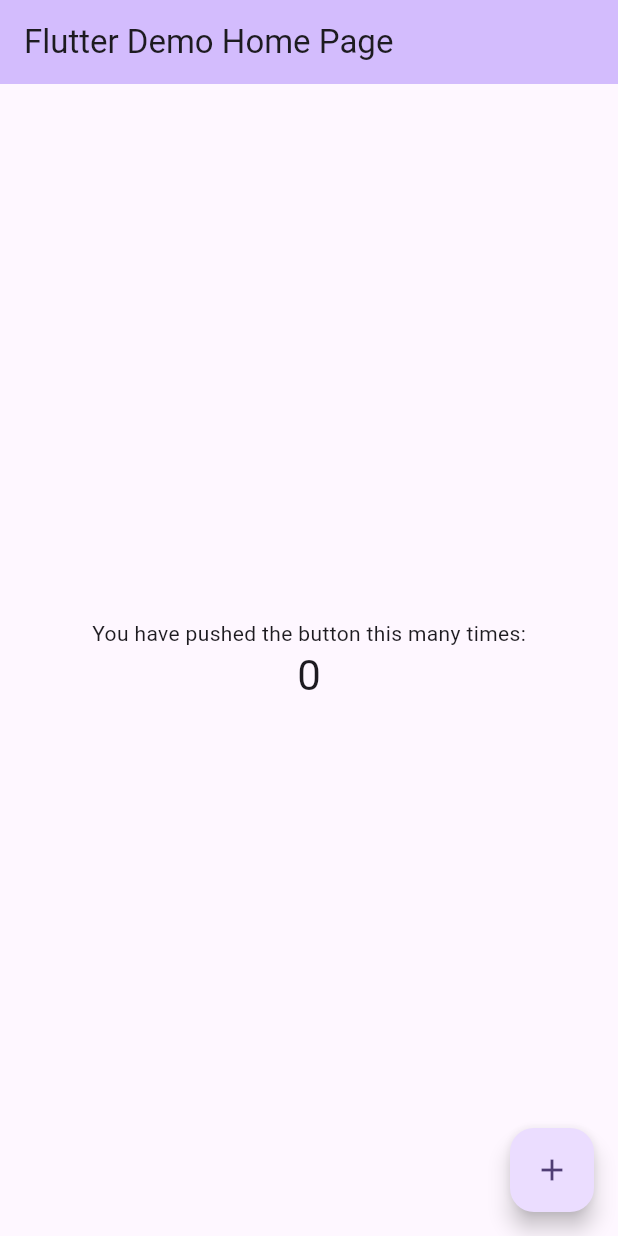
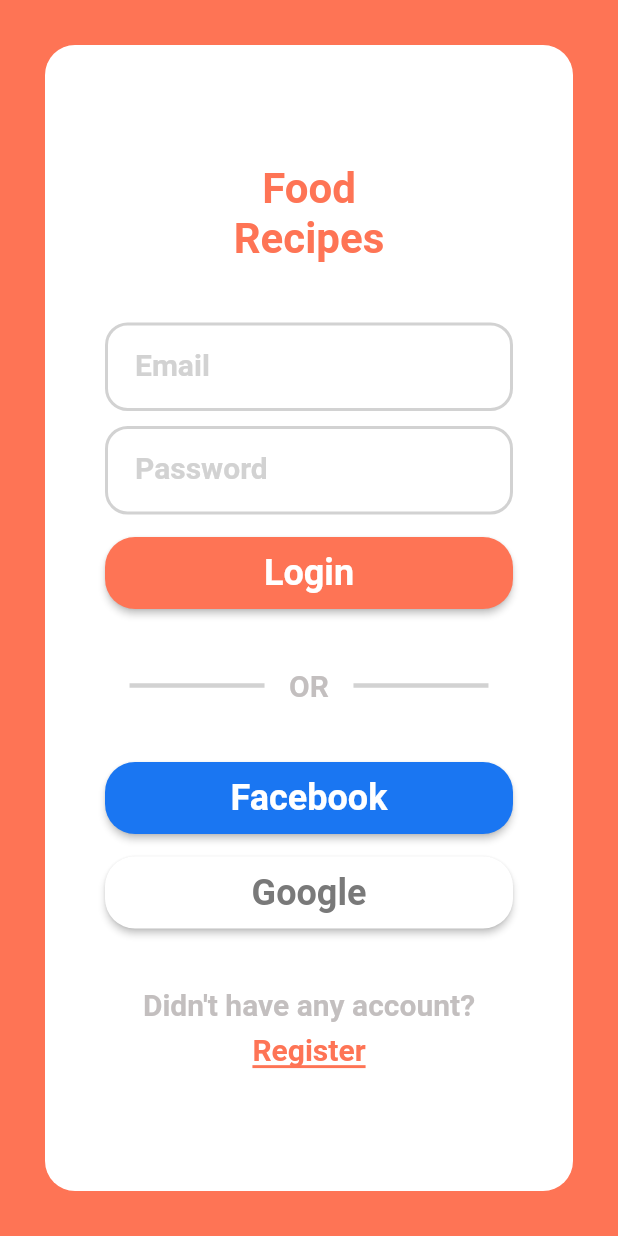
Before and after one commit to khwoat/food_recipes_app_flutter, a Flutter app: the screen it shows after launch, on a phone screen of 412 x 824 dp. Run offline on Flutter 3.47's test engine with Material 2 defaults, Android fonts, the phone set to English and light mode, and no system bars.

Commit message:
Add bloc package and Implement UI login page

```diff
--- /dev/null
+++ b/lib/constants/button_style.dart
@@ -0,0 +1,35 @@
+// ignore_for_file: constant_identifier_names, non_constant_identifier_names
+
+import 'package:flutter/material.dart';
+
+import 'colors.dart';
+import 'text_style.dart';
+
+class AppButtonStyle {
+  AppButtonStyle._();
+
+  static final ButtonStyle BASIC_BUTTON = ButtonStyle(
+    padding: const MaterialStatePropertyAll(EdgeInsets.all(10)),
+    textStyle: const MaterialStatePropertyAll(AppTextStyle.F24_BOLD),
+    shape: MaterialStatePropertyAll(
+      RoundedRectangleBorder(
+        borderRadius: BorderRadius.circular(20),
+      ),
+    ),
+  );
+
+  static final ButtonStyle ORANGE_BTN = BASIC_BUTTON.copyWith(
+    backgroundColor: const MaterialStatePropertyAll(AppColors.ORANGE_FE7455),
+    foregroundColor: const MaterialStatePropertyAll(AppColors.WHITE),
+  );
+
+  static final ButtonStyle BLUE_BTN = BASIC_BUTTON.copyWith(
+    backgroundColor: const MaterialStatePropertyAll(AppColors.BLUE_1A76F2),
+    foregroundColor: const MaterialStatePropertyAll(AppColors.WHITE),
+  );
+
+  static final ButtonStyle WHITE_BTN = BASIC_BUTTON.copyWith(
+    backgroundColor: const MaterialStatePropertyAll(AppColors.WHITE),
+    foregroundColor: const MaterialStatePropertyAll(AppColors.GREY_797979),
+  );
+}
--- /dev/null
+++ b/lib/constants/colors.dart
@@ -0,0 +1,19 @@
+// ignore_for_file: constant_identifier_names
+
+import 'package:flutter/material.dart';
+
+class AppColors {
+  AppColors._();
+
+  static const Color WHITE = Colors.white;
+
+  static const Color ORANGE_FE7455 = Color(0xFFFE7455);
+
+  static const Color GREY_D2D2D2 = Color(0xFFD2D2D2);
+  static const Color GREY_C3BFBF = Color(0xFFC3BFBF);
+  static const Color GREY_797979 = Color(0xFF797979);
+
+  static const Color BLUE_1A76F2 = Color(0xFF1A76F2);
+
+  static const Color RED = Colors.red;
+}
--- /dev/null
+++ b/lib/constants/string.dart
@@ -0,0 +1,19 @@
+// ignore_for_file: constant_identifier_names
+
+class AppString {
+  AppString._();
+
+  static const String APP_NAME = "Food\nRecipes";
+
+  static const String EMAIL_TXT_FIELD = "Email";
+  static const String PSWD_TXT_FIELD = "Password";
+
+  static const String DIDNT_HAVE_ANY_ACC_TXT = "Didn't have any account?";
+  static const String REGISTER_TXT_BTN = "Register";
+
+  static const String OR_DIVIDER = "OR";
+
+  static const String LOGIN_BTN = "Login";
+  static const String FACEBOOK_BTN = "Facebook";
+  static const String GOOGLE_BTN = "Google";
+}
--- /dev/null
+++ b/lib/constants/text_style.dart
@@ -0,0 +1,26 @@
+// ignore_for_file: constant_identifier_names
+
+import 'package:flutter/material.dart';
+
+class AppTextStyle {
+  AppTextStyle._();
+
+  static const TextStyle F20_NORMAL = TextStyle(
+    fontSize: 20,
+  );
+
+  static const TextStyle F20_BOLD = TextStyle(
+    fontSize: 20,
+    fontWeight: FontWeight.bold,
+  );
+
+  static const TextStyle F24_BOLD = TextStyle(
+    fontSize: 24,
+    fontWeight: FontWeight.bold,
+  );
+
+  static const TextStyle F28_BOLD = TextStyle(
+    fontSize: 28,
+    fontWeight: FontWeight.bold,
+  );
+}
--- a/lib/main.dart
+++ b/lib/main.dart
@@ -1,125 +1,38 @@
 import 'package:flutter/material.dart';
+import 'package:food_recipes_flutter/constants/colors.dart';
+import 'package:food_recipes_flutter/route.dart';
 
 void main() {
-  runApp(const MyApp());
+  runApp(const FoodRecipesApp());
 }
 
-class MyApp extends StatelessWidget {
-  const MyApp({super.key});
+class FoodRecipesApp extends StatelessWidget {
+  const FoodRecipesApp({super.key});
 
-  // This widget is the root of your application.
   @override
   Widget build(BuildContext context) {
-    return MaterialApp(
-      title: 'Flutter Demo',
-      theme: ThemeData(
-        // This is the theme of your application.
-        //
-        // TRY THIS: Try running your application with "flutter run". You'll see
-        // the application has a blue toolbar. Then, without quitting the app,
-        // try changing the seedColor in the colorScheme below to Colors.green
-        // and then invoke "hot reload" (save your changes or press the "hot
-        // reload" button in a Flutter-supported IDE, or press "r" if you used
-        // the command line to start the app).
-        //
-        // Notice that the counter didn't reset back to zero; the application
-        // state is not lost during the reload. To reset the state, use hot
-        // restart instead.
-        //
-        // This works for code too, not just values: Most code changes can be
-        // tested with just a hot reload.
-        colorScheme: ColorScheme.fromSeed(seedColor: Colors.deepPurple),
-        useMaterial3: true,
+    return GestureDetector(
+      onTap: () => FocusManager.instance.primaryFocus?.unfocus(),
+      child: MaterialApp(
+        debugShowCheckedModeBanner: false,
+        initialRoute: AppRoute.SPLASH_PAGE,
+        routes: AppRoute.allRoutes(context),
+        theme: ThemeData(
+          colorScheme: const ColorScheme(
+            brightness: Brightness.light,
+            background: AppColors.WHITE,
+            onBackground: AppColors.ORANGE_FE7455,
+            primary: AppColors.ORANGE_FE7455,
+            onPrimary: AppColors.WHITE,
+            secondary: AppColors.ORANGE_FE7455,
+            onSecondary: AppColors.WHITE,
+            error: AppColors.RED,
+            onError: AppColors.WHITE,
+            surface: AppColors.ORANGE_FE7455,
+            onSurface: AppColors.WHITE,
+          ),
+        ),
       ),
-      home: const MyHomePage(title: 'Flutter Demo Home Page'),
     );
   }
 }
-
-class MyHomePage extends StatefulWidget {
-  const MyHomePage({super.key, required this.title});
-
-  // This widget is the home page of your application. It is stateful, meaning
-  // that it has a State object (defined below) that contains fields that affect
-  // how it looks.
-
-  // This class is the configuration for the state. It holds the values (in this
-  // case the title) provided by the parent (in this case the App widget) and
-  // used by the build method of the State. Fields in a Widget subclass are
-  // always marked "final".
-
-  final String title;
-
-  @override
-  State<MyHomePage> createState() => _MyHomePageState();
-}
-
-class _MyHomePageState extends State<MyHomePage> {
-  int _counter = 0;
-
-  void _incrementCounter() {
-    setState(() {
-      // This call to setState tells the Flutter framework that something has
-      // changed in this State, which causes it to rerun the build method below
-      // so that the display can reflect the updated values. If we changed
-      // _counter without calling setState(), then the build method would not be
-      // called again, and so nothing would appear to happen.
-      _counter++;
-    });
-  }
-
-  @override
-  Widget build(BuildContext context) {
-    // This method is rerun every time setState is called, for instance as done
-    // by the _incrementCounter method above.
-    //
-    // The Flutter framework has been optimized to make rerunning build methods
-    // fast, so that you can just rebuild anything that needs updating rather
-    // than having to individually change instances of widgets.
-    return Scaffold(
-      appBar: AppBar(
-        // TRY THIS: Try changing the color here to a specific color (to
-        // Colors.amber, perhaps?) and trigger a hot reload to see the AppBar
-        // change color while the other colors stay the same.
-        backgroundColor: Theme.of(context).colorScheme.inversePrimary,
-        // Here we take the value from the MyHomePage object that was created by
-        // the App.build method, and use it to set our appbar title.
-        title: Text(widget.title),
-      ),
-      body: Center(
-        // Center is a layout widget. It takes a single child and positions it
-        // in the middle of the parent.
-        child: Column(
-          // Column is also a layout widget. It takes a list of children and
-          // arranges them vertically. By default, it sizes itself to fit its
-          // children horizontally, and tries to be as tall as its parent.
-          //
-          // Column has various properties to control how it sizes itself and
-          // how it positions its children. Here we use mainAxisAlignment to
-          // center the children vertically; the main axis here is the vertical
-          // axis because Columns are vertical (the cross axis would be
-          // horizontal).
-          //
-          // TRY THIS: Invoke "debug painting" (choose the "Toggle Debug Paint"
-          // action in the IDE, or press "p" in the console), to see the
-          // wireframe for each widget.
-          mainAxisAlignment: MainAxisAlignment.center,
-          children: <Widget>[
-            const Text(
-              'You have pushed the button this many times:',
-            ),
-            Text(
-              '$_counter',
-              style: Theme.of(context).textTheme.headlineMedium,
-            ),
-          ],
-        ),
-      ),
-      floatingActionButton: FloatingActionButton(
-        onPressed: _incrementCounter,
-        tooltip: 'Increment',
-        child: const Icon(Icons.add),
-      ), // This trailing comma makes auto-formatting nicer for build methods.
-    );
-  }
-}
--- /dev/null
+++ b/lib/pages/dashboard_page.dart
@@ -0,0 +1,10 @@
+import 'package:flutter/material.dart';
+
+class DashboardPage extends StatelessWidget {
+  const DashboardPage({super.key});
+
+  @override
+  Widget build(BuildContext context) {
+    return Container();
+  }
+}
--- /dev/null
+++ b/lib/pages/favorite_page.dart
@@ -0,0 +1,10 @@
+import 'package:flutter/material.dart';
+
+class FavoritePage extends StatelessWidget {
+  const FavoritePage({super.key});
+
+  @override
+  Widget build(BuildContext context) {
+    return Container();
+  }
+}
--- /dev/null
+++ b/lib/pages/login_page.dart
@@ -0,0 +1,200 @@
+import 'package:flutter/material.dart';
+import 'package:food_recipes_flutter/constants/button_style.dart';
+import 'package:food_recipes_flutter/constants/colors.dart';
+import 'package:food_recipes_flutter/constants/string.dart';
+import 'package:food_recipes_flutter/constants/text_style.dart';
+
+import '../widgets/app_card.dart';
+
+class LoginPage extends StatelessWidget {
+  const LoginPage({super.key});
+
+  @override
+  Widget build(BuildContext context) {
+    return Scaffold(
+      resizeToAvoidBottomInset: false,
+      backgroundColor: AppColors.ORANGE_FE7455,
+      appBar: AppBar(toolbarHeight: 0.0),
+      body: Center(
+        child: AppCard(
+          margin: const EdgeInsets.all(30),
+          padding: const EdgeInsets.symmetric(
+            vertical: 40,
+            horizontal: 40,
+          ),
+          child: Column(
+            mainAxisAlignment: MainAxisAlignment.spaceEvenly,
+            children: [
+              Text(
+                AppString.APP_NAME,
+                textAlign: TextAlign.center,
+                style: AppTextStyle.F28_BOLD.copyWith(
+                  color: AppColors.ORANGE_FE7455,
+                ),
+              ),
+              _getEmailPswdForm(context),
+              _getDivider(context),
+              _getFacebookGoogleBtn(context),
+              _getRegisterModule(context)
+            ],
+          ),
+        ),
+      ),
+    );
+  }
+
+  Widget _getTextFormField(BuildContext context, String label) {
+    return TextFormField(
+      decoration: InputDecoration(
+        contentPadding: const EdgeInsets.symmetric(
+          vertical: 20,
+          horizontal: 20,
+        ),
+        label: Text(label),
+        labelStyle: AppTextStyle.F20_BOLD.copyWith(
+          color: AppColors.GREY_D2D2D2,
+        ),
+        floatingLabelStyle: AppTextStyle.F20_NORMAL.copyWith(
+          color: AppColors.ORANGE_FE7455,
+        ),
+        enabledBorder: OutlineInputBorder(
+          borderRadius: BorderRadius.circular(15),
+          borderSide: const BorderSide(
+            color: AppColors.GREY_D2D2D2,
+            width: 2,
+          ),
+        ),
+        focusedBorder: OutlineInputBorder(
+          borderRadius: BorderRadius.circular(15),
+          borderSide: const BorderSide(
+            color: AppColors.ORANGE_FE7455,
+            width: 2,
+          ),
+        ),
+      ),
+    );
+  }
+
+  // Login form (by email and password)
+  Widget _getEmailPswdForm(BuildContext context) {
+    return Form(
+      child: Column(
+        children: [
+          _getTextFormField(context, AppString.EMAIL_TXT_FIELD),
+          const SizedBox(height: 10),
+          _getTextFormField(context, AppString.PSWD_TXT_FIELD),
+          const SizedBox(height: 15),
+          // Login btn
+          _getButton(
+            context,
+            label: AppString.LOGIN_BTN,
+            buttonStyle: AppButtonStyle.ORANGE_BTN,
+            onTap: () {},
+          ),
+        ],
+      ),
+    );
+  }
+
+  // "OR" Divider
+  Widget _getDivider(BuildContext context) {
+    return Row(
+      crossAxisAlignment: CrossAxisAlignment.center,
+      mainAxisAlignment: MainAxisAlignment.spaceEvenly,
+      children: [
+        _getSingleDivider(context),
+        Text(
+          AppString.OR_DIVIDER,
+          style: AppTextStyle.F20_BOLD.copyWith(
+            color: AppColors.GREY_C3BFBF,
+          ),
+        ),
+        _getSingleDivider(context),
+      ],
+    );
+  }
+
+  Widget _getSingleDivider(BuildContext context) {
+    return Container(
+      width: 90,
+      height: 3,
+      color: AppColors.GREY_D2D2D2,
+    );
+  }
+
+  Widget _getButton(
+    BuildContext context, {
+    required String label,
+    required Function() onTap,
+    required ButtonStyle buttonStyle,
+  }) {
+    return ElevatedButton(
+      onPressed: onTap,
+      style: buttonStyle,
+      child: Center(
+        child: Text(
+          label,
+        ),
+      ),
+    );
+  }
+
+  Widget _getFacebookGoogleBtn(BuildContext context) {
+    return Column(
+      children: [
+        // Facebook btn
+        _getButton(
+          context,
+          label: AppString.FACEBOOK_BTN,
+          buttonStyle: AppButtonStyle.BLUE_BTN,
+          onTap: () {},
+        ),
+
+        const SizedBox(height: 15),
+
+        // Google btn
+        _getButton(
+          context,
+          label: AppString.GOOGLE_BTN,
+          buttonStyle: AppButtonStyle.WHITE_BTN,
+          onTap: () {},
+        ),
+      ],
+    );
+  }
+
+  Widget _getRegisterModule(BuildContext context) {
+    return Column(
+      children: [
+        Text(
+          AppString.DIDNT_HAVE_ANY_ACC_TXT,
+          style: AppTextStyle.F20_BOLD.copyWith(
+            color: AppColors.GREY_C3BFBF,
+          ),
+        ),
+
+        const SizedBox(height: 10),
+
+        // Register text btn
+        InkWell(
+          onTap: () {},
+          child: Text(
+            AppString.REGISTER_TXT_BTN,
+            style: AppTextStyle.F20_BOLD.copyWith(
+              shadows: [
+                const Shadow(
+                  color: AppColors.ORANGE_FE7455,
+                  offset: Offset(0, -3),
+                )
+              ],
+              color: Colors.transparent,
+              decoration: TextDecoration.underline,
+              decorationColor: AppColors.ORANGE_FE7455,
+              decorationThickness: 2,
+            ),
+          ),
+        ),
+      ],
+    );
+  }
+}
--- /dev/null
+++ b/lib/pages/splash_page.dart
@@ -0,0 +1,39 @@
+import 'package:flutter/material.dart';
+import 'package:food_recipes_flutter/constants/colors.dart';
+import 'package:food_recipes_flutter/constants/string.dart';
+import 'package:food_recipes_flutter/constants/text_style.dart';
+import 'package:food_recipes_flutter/route.dart';
+
+class SplashPage extends StatefulWidget {
+  const SplashPage({super.key});
+
+  @override
+  State<SplashPage> createState() => _SplashPageState();
+}
+
+class _SplashPageState extends State<SplashPage> {
+  @override
+  void initState() {
+    super.initState();
+    Future.delayed(const Duration(milliseconds: 3000)).then(
+      (value) => Navigator.pushNamed(context, AppRoute.LOGIN_PAGE),
+    );
+  }
+
+  @override
+  Widget build(BuildContext context) {
+    return Scaffold(
+      body: Container(
+        color: AppColors.ORANGE_FE7455,
+        child: Center(
+          child: Text(
+            AppString.APP_NAME,
+            style: AppTextStyle.F28_BOLD.copyWith(
+              color: AppColors.WHITE,
+            ),
+          ),
+        ),
+      ),
+    );
+  }
+}
--- /dev/null
+++ b/lib/route.dart
@@ -0,0 +1,24 @@
+// ignore_for_file: constant_identifier_names
+
+import 'package:flutter/material.dart';
+import 'package:food_recipes_flutter/pages/dashboard_page.dart';
+import 'package:food_recipes_flutter/pages/favorite_page.dart';
+import 'package:food_recipes_flutter/pages/login_page.dart';
+import 'package:food_recipes_flutter/pages/splash_page.dart';
+
+class AppRoute {
+  static const String SPLASH_PAGE = "/splash";
+  static const String LOGIN_PAGE = "/login";
+  static const String DASHBOARD_PAGE = "/dashboard";
+  static const String FAVORITE_PAGE = "/favorite";
+
+  static Map<String, Widget Function(BuildContext)> allRoutes(
+      BuildContext context) {
+    return {
+      SPLASH_PAGE: (context) => const SplashPage(),
+      LOGIN_PAGE: (context) => const LoginPage(),
+      DASHBOARD_PAGE: (context) => const DashboardPage(),
+      FAVORITE_PAGE: (context) => const FavoritePage(),
+    };
+  }
+}
--- /dev/null
+++ b/lib/widgets/app_card.dart
@@ -0,0 +1,41 @@
+import 'package:flutter/material.dart';
+import 'package:food_recipes_flutter/constants/colors.dart';
+
+class AppCard extends StatefulWidget {
+  final Widget _child;
+  final EdgeInsets? _margin;
+  final EdgeInsets? _padding;
+  final Color? _backgroundColor;
+  final BorderRadius? _borderRadius;
+
+  const AppCard({
+    required Widget child,
+    EdgeInsets? margin = const EdgeInsets.all(10.0),
+    EdgeInsets? padding = const EdgeInsets.all(10.0),
+    Color? backgroundColor = AppColors.WHITE,
+    BorderRadius? borderRadius,
+    super.key,
+  })  : _child = child,
+        _margin = margin,
+        _padding = padding,
+        _backgroundColor = backgroundColor,
+        _borderRadius = borderRadius;
+
+  @override
+  State<AppCard> createState() => _AppCardState();
+}
+
+class _AppCardState extends State<AppCard> {
+  @override
+  Widget build(BuildContext context) {
+    return Container(
+      margin: widget._margin,
+      padding: widget._padding,
+      decoration: BoxDecoration(
+        color: widget._backgroundColor,
+        borderRadius: widget._borderRadius ?? BorderRadius.circular(20.0),
+      ),
+      child: widget._child,
+    );
+  }
+}
```
Also changed, not shown: pubspec.yaml (+6 -20 lines), pubspec.lock, 1 other file.
